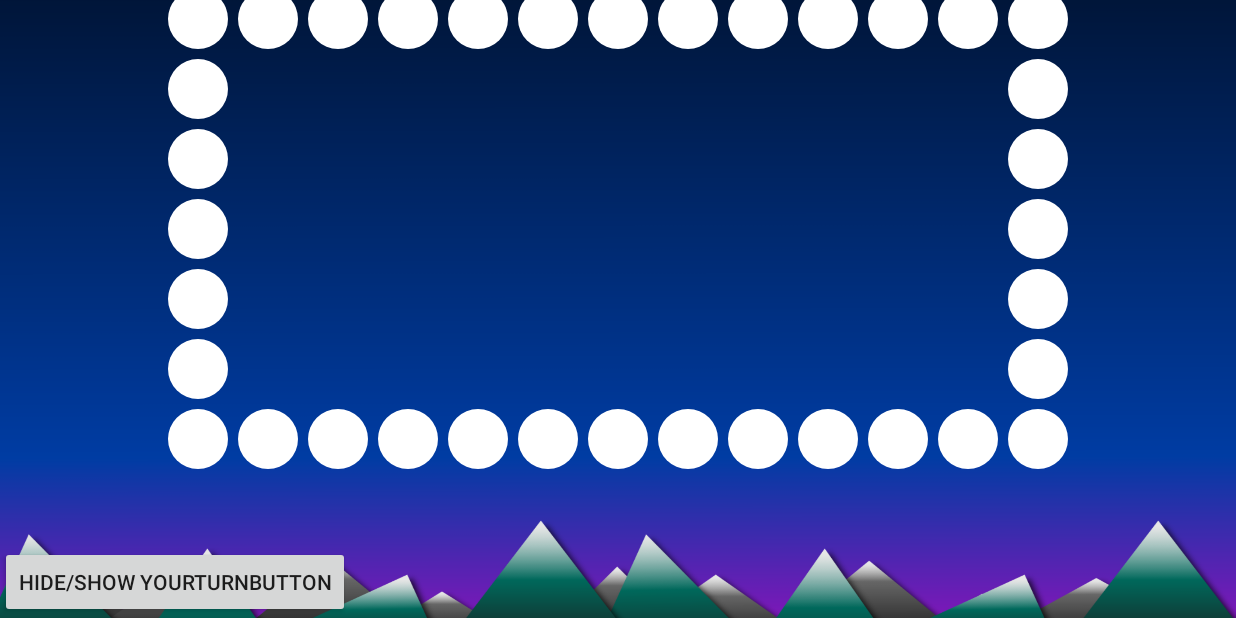
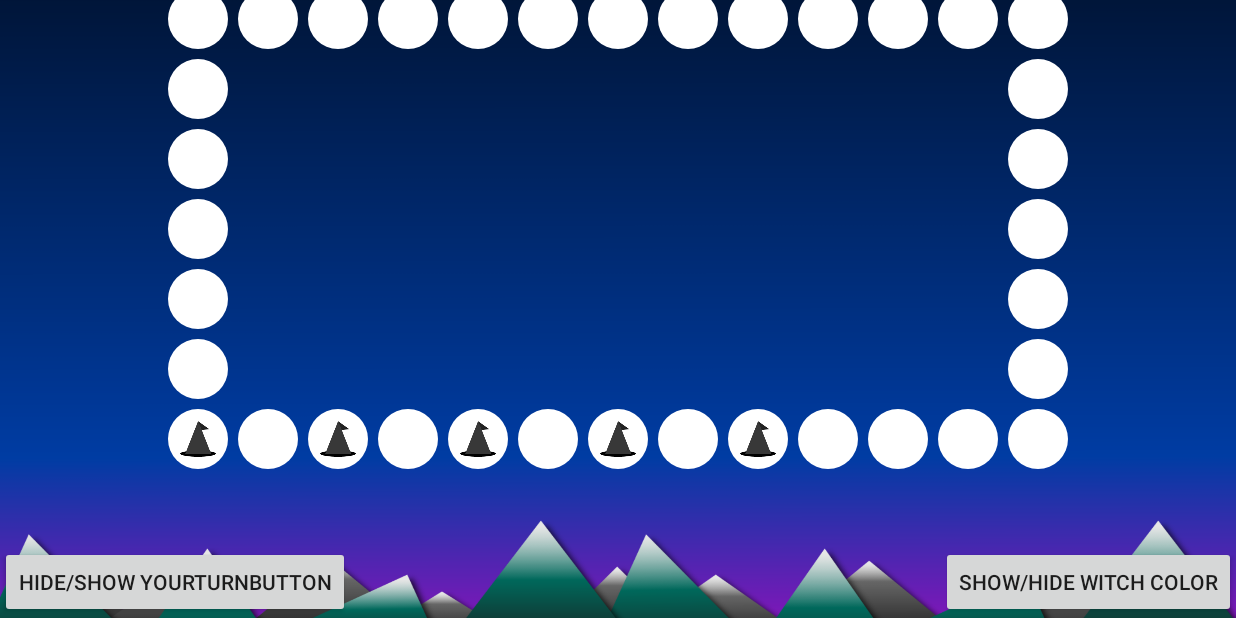
Before and after one commit to elhoferson/DI-1-Hexentanz, an Android app: the Gamescreen screen opened directly, with no data from a screen before it, on a phone screen of 824 x 412 dp (held sideways). Run offline under Robolectric (Android 15) with nearby library versions, the phone set to English and light mode, and no system bars.

Commit message:
witches can now show and hide their colors

```diff
--- a/app/src/main/java/com/example/di_1_hexentanz/Gamescreen.java
+++ b/app/src/main/java/com/example/di_1_hexentanz/Gamescreen.java
@@ -10,6 +10,7 @@ import android.widget.Button;
 
 public class Gamescreen extends AppCompatActivity {
 
+    Witch[] witches = new Witch[5];
     Feld[] felder = new Feld[36];
     int result;
     Witch selectedWitch;
@@ -20,6 +21,7 @@ public class Gamescreen extends AppCompatActivity {
     int width;
     int fieldwidth;
     DisplayMetrics displayMetrics;
+    boolean colorVisible = false;
 
     public static void setColor(PlayerColor color){
         Gamescreen.color = color;
@@ -70,6 +72,33 @@ public class Gamescreen extends AppCompatActivity {
             }
         });
 
+        Button testButton1 = findViewById(R.id.button2);
+        testButton1.bringToFront();
+        testButton1.setOnClickListener(new View.OnClickListener() {
+            @Override
+            public void onClick(View v) {
+                if (colorVisible) {
+                    for (int i = 0; i < witches.length; i++) {
+                        witches[i].hideColor();
+                    }
+                    colorVisible = false;
+                } else {
+                    for (int i = 0; i < witches.length; i++) {
+                        witches[i].showColor();
+                    }
+                    colorVisible = true;
+                }
+            }
+        });
+
+        for (int i = 0; i < witches.length; i++) {
+            witches[i] = new Witch(i, new Player("Player"+i, PlayerColor.BLUE,1, felder[2*i], felder[2*1]), getApplicationContext(), fieldRadius);
+            witches[i].putWitchOnGameboard(this);
+        }
+
+
+
+        /*
         Witch testWitch;
 
         switch(color){
@@ -94,7 +123,7 @@ public class Gamescreen extends AppCompatActivity {
         }
         testWitch.putWitchOnGameboard(this);
 
-        surface.setSelectedWitch(testWitch);
+        surface.setSelectedWitch(testWitch);*/
     }
 /*
     private void rollDice() {
--- a/app/src/main/res/layout/activity_gamescreen.xml
+++ b/app/src/main/res/layout/activity_gamescreen.xml
@@ -21,4 +21,16 @@
         app:layout_constraintVertical_bias="1.0"
         tools:layout_conversion_wrapHeight="126"
         tools:layout_conversion_wrapWidth="614" />
+
+    <Button
+        android:id="@+id/button2"
+        android:layout_width="wrap_content"
+        android:layout_height="wrap_content"
+        android:text="Show/Hide Witch Color"
+        app:layout_constraintBottom_toBottomOf="parent"
+        app:layout_constraintEnd_toEndOf="parent"
+        app:layout_constraintHorizontal_bias="1.0"
+        app:layout_constraintStart_toStartOf="parent"
+        app:layout_constraintTop_toTopOf="parent"
+        app:layout_constraintVertical_bias="1.0" />
 </android.support.constraint.ConstraintLayout>
```
Also changed, not shown: app/src/main/java/com/example/di_1_hexentanz/Witch.java (+8 -0 lines).
